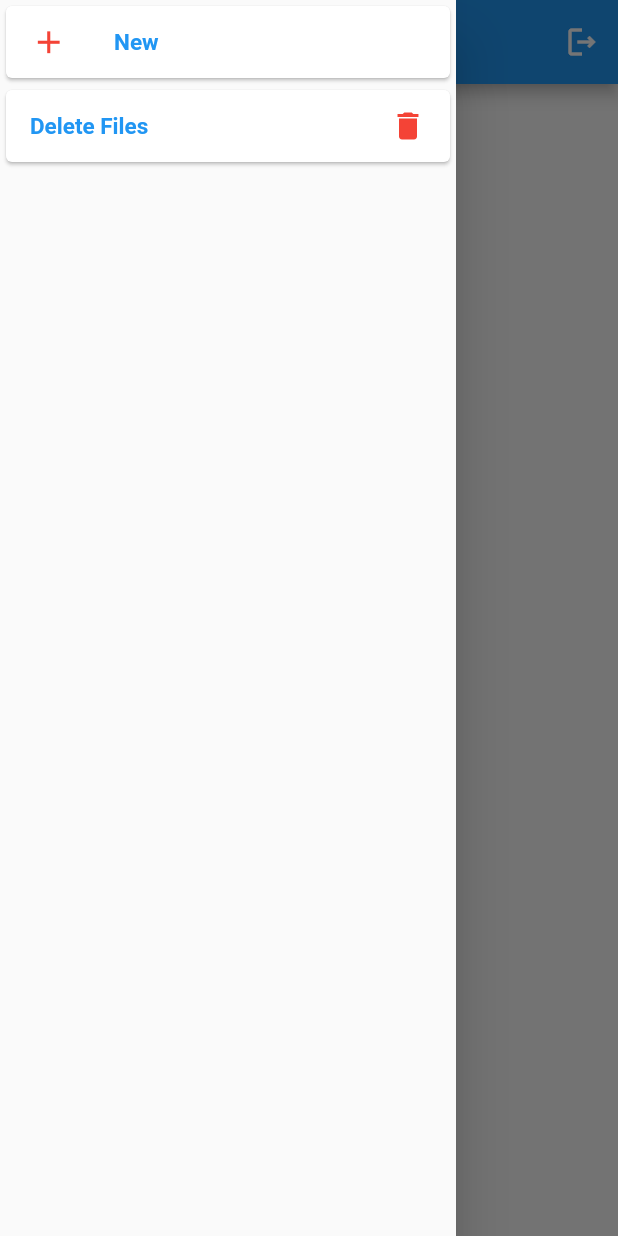
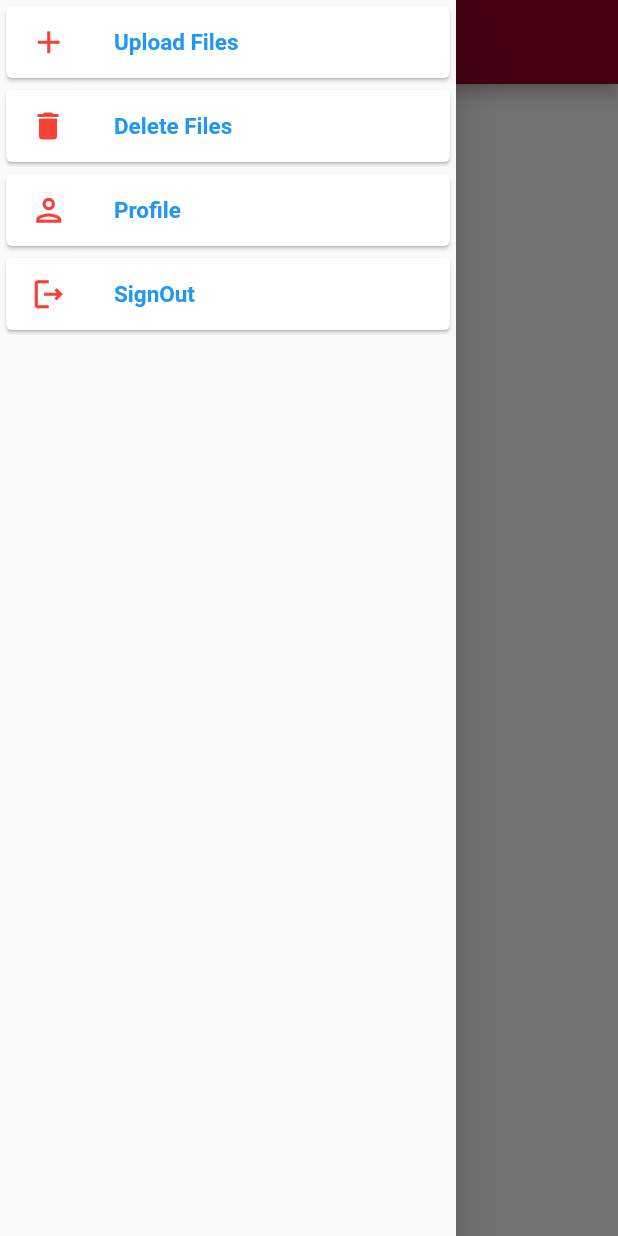
Before and after one commit to jay-salunke/admissionrelatedportfolio, a Flutter app: the AdminPage screen opened by its route, with the side drawer open, on a phone screen of 412 x 824 dp. Run offline on Flutter 3.47's test engine with Material 2 defaults, Android fonts, the light colour scheme and no system bars; our stand-ins replace cloud_firestore, file_picker, firebase_auth, firebase_core, firebase_storage, flash and 3 more; accounts and stored records are empty.

Commit message:
Added the flash bar for successfully uploading the file in firebase storage and also remove the signout icon from appBar and put it into the Drawer section

```diff
--- a/lib/Pages/adminPage.dart
+++ b/lib/Pages/adminPage.dart
@@ -1,6 +1,7 @@
 import 'dart:io';
 import 'package:file_picker/file_picker.dart';
 import 'package:firebase_storage/firebase_storage.dart';
+import 'package:flash/flash.dart';
 import 'package:flutter/material.dart';
 import 'package:firebase_auth/firebase_auth.dart';
 import 'package:path/path.dart';
@@ -24,6 +25,9 @@ class _AdminPageState extends State<AdminPage> {
     return task;
   }
 
+  @override
+  Widget build(BuildContext context) {
+    const mainColor = 0xFF910222;
     Future getMultipleFiles() async {
       try {
         FilePickerResult? result =
@@ -36,6 +40,36 @@ class _AdminPageState extends State<AdminPage> {
             selectedFiles.add(file);
             selectedFiles.forEach((file) {
               uploadFileToStorage(file);
+              showFlash(
+                duration: const Duration(seconds: 4),
+                builder: (context, controller) {
+                  return Flash.bar(
+                    controller: controller,
+                    backgroundGradient: LinearGradient(
+                      colors: [Colors.yellow, Colors.amber],
+                    ),
+                    child: FlashBar(
+                      content: Text(
+                        '$fileName is uploaded successfully',
+                        style: TextStyle(
+                          fontWeight: FontWeight.bold,
+                        ),
+                      ),
+                      icon: Icon(
+                        Icons.check_circle_outline_rounded,
+                        color: Colors.green,
+                      ),
+                      showProgressIndicator: true,
+                    ),
+                    position: FlashPosition.top,
+                    margin: const EdgeInsets.all(10),
+                    forwardAnimationCurve: Curves.easeInOut,
+                    reverseAnimationCurve: Curves.decelerate,
+                    borderRadius: const BorderRadius.all(Radius.circular(5)),
+                  );
+                },
+                context: context,
+              );
             });
           });
         } else {
@@ -46,23 +80,11 @@ class _AdminPageState extends State<AdminPage> {
       }
     }
 
-  @override
-  Widget build(BuildContext context) {
     return Scaffold(
       appBar: AppBar(
         title: Text('AdminPage'),
         centerTitle: true,
-        actions: <Widget>[
-          IconButton(
-            tooltip: 'Logout',
-            onPressed: () async {
-              await FirebaseAuth.instance.signOut();
-              Navigator.of(context).pushNamedAndRemoveUntil(
-                  '/login', (Route<dynamic> route) => false);
-            },
-            icon: Icon(Icons.logout_outlined),
-          ),
-        ],
+        backgroundColor: Color(mainColor),
       ),
       drawer: Drawer(
         child: ListView(
@@ -76,7 +98,7 @@ class _AdminPageState extends State<AdminPage> {
                   size: 25,
                 ),
                 title: Text(
-                  'New',
+                  'Upload Files',
                   style: TextStyle(
                     fontWeight: FontWeight.bold,
                     fontSize: 15,
@@ -91,7 +113,7 @@ class _AdminPageState extends State<AdminPage> {
             Card(
               child: ListTile(
                 dense: true,
-                trailing: Icon(
+                leading: Icon(
                   Icons.delete,
                   color: Colors.red,
                   size: 24,
@@ -109,6 +131,50 @@ class _AdminPageState extends State<AdminPage> {
                 },
               ),
             ),
+            Card(
+              child: ListTile(
+                dense: true,
+                leading: Icon(
+                  Icons.person_outlined,
+                  color: Colors.red,
+                  size: 25,
+                ),
+                title: Text(
+                  'Profile',
+                  style: TextStyle(
+                    fontWeight: FontWeight.bold,
+                    fontSize: 15,
+                    color: Theme.of(context).primaryColor,
+                  ),
+                ),
+                onTap: () {
+                  print("Profile");
+                },
+              ),
+            ),
+            Card(
+              child: ListTile(
+                dense: true,
+                leading: Icon(
+                  Icons.logout_outlined,
+                  color: Colors.red,
+                  size: 25,
+                ),
+                title: Text(
+                  'SignOut',
+                  style: TextStyle(
+                    fontWeight: FontWeight.bold,
+                    fontSize: 15,
+                    color: Theme.of(context).primaryColor,
+                  ),
+                ),
+                onTap: () async {
+                  await FirebaseAuth.instance.signOut();
+                  Navigator.of(context).pushNamedAndRemoveUntil(
+                      '/login', (Route<dynamic> route) => false);
+                },
+              ),
+            ),
           ],
         ),
       ),
```
Lines whose indentation alone changed are shown as unchanged.
